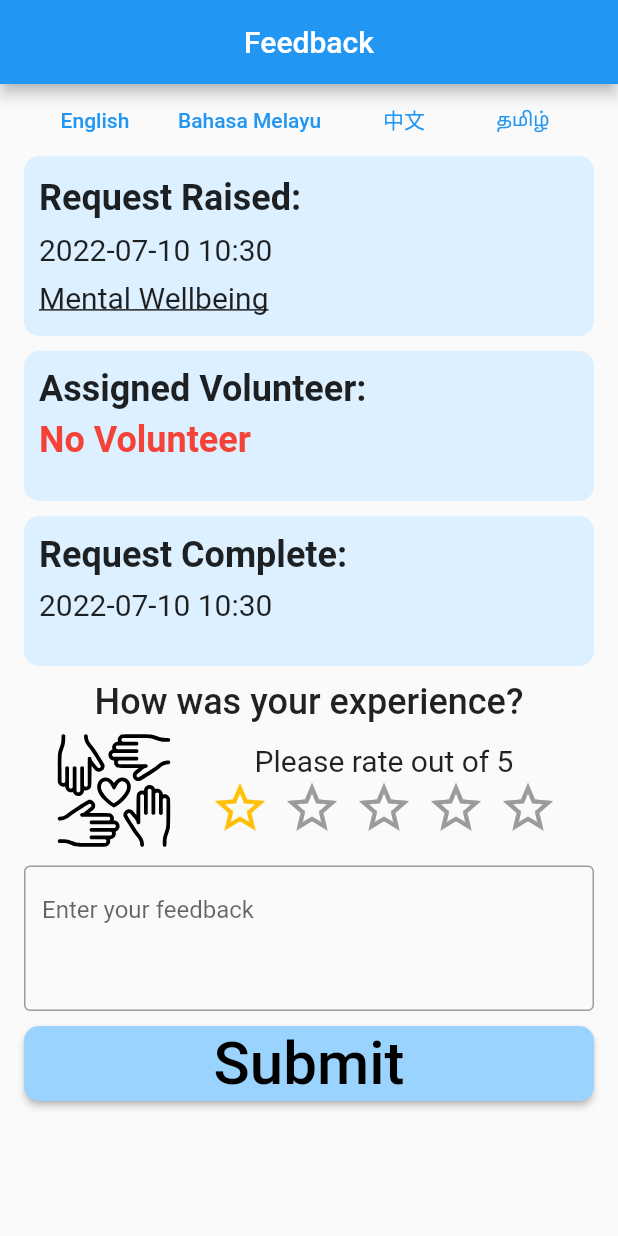
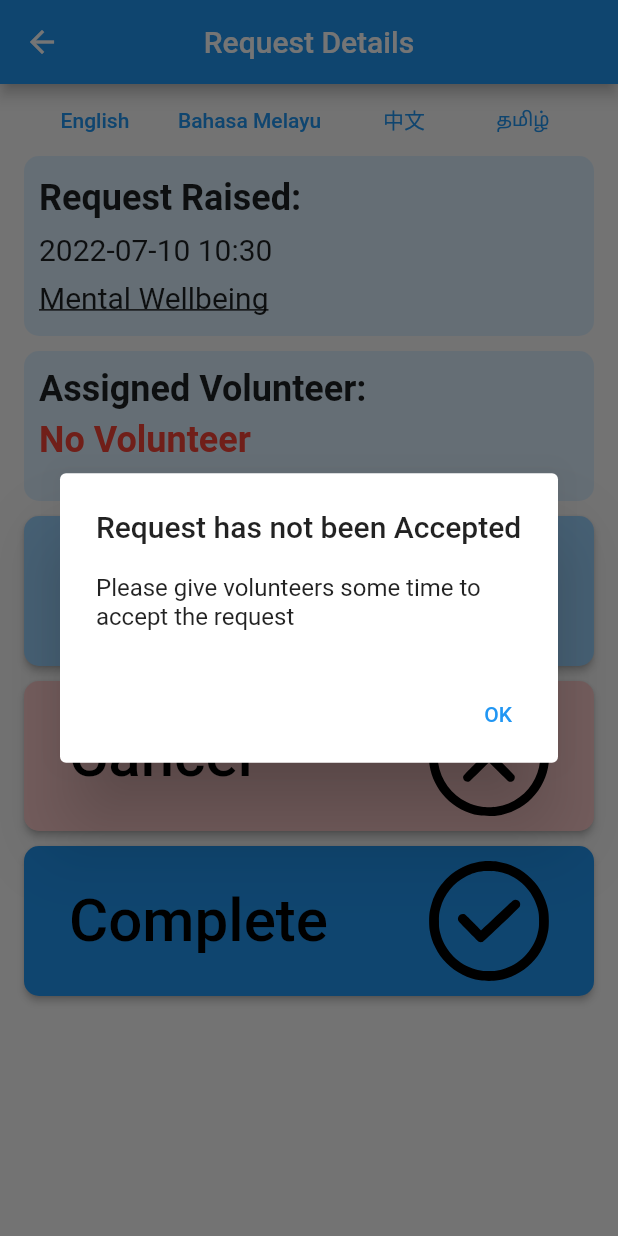
Before and after one commit to tchiong/lifehack2022, a Flutter app: the BeneficiaryRequestScreen screen opened directly with empty values, after a tap on "Complete", on a phone screen of 412 x 824 dp. Run offline on Flutter 3.47's test engine with Material 2 defaults, Android fonts, the phone set to English and light mode, and no system bars; drawn by our look-alikes of flutter_rating_bar; our stand-ins replace firebase_core, firebase_database, flutter_svg; accounts and stored records are empty.

Commit message:
Update beneficiary_request_screen.dart

```diff
--- a/kindness_network/lib/beneficiary_screen/beneficiary_request_screen.dart
+++ b/kindness_network/lib/beneficiary_screen/beneficiary_request_screen.dart
@@ -213,8 +213,25 @@ class _BeneficiaryRequestScreenState extends State<BeneficiaryRequestScreen> {
                       ),
                     ),
                     onPressed: () async {
-                      Request.completeRequestBenficiary(widget.request);
-                      navigateToBeneficiaryFeedbackScreen();
+                      if (widget.request.isAccepted) {
+                        Request.completeRequestBenficiary(widget.request);
+                        navigateToBeneficiaryFeedbackScreen();
+                      } else {
+                        showDialog<String>(
+                          context: context,
+                          builder: (BuildContext context) => AlertDialog(
+                            title: const Text('Request has not been Accepted'),
+                            content: const Text(
+                                'Please give volunteers some time to accept the request'),
+                            actions: <Widget>[
+                              TextButton(
+                                onPressed: () => Navigator.pop(context, 'OK'),
+                                child: const Text('OK'),
+                              ),
+                            ],
+                          ),
+                        );
+                      }
                     },
                     child: Row(
                       mainAxisAlignment: MainAxisAlignment.spaceBetween,
```
